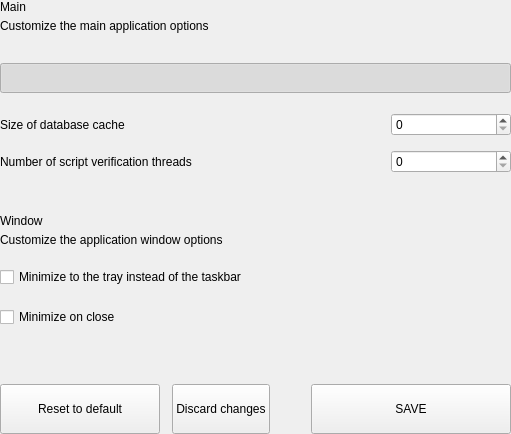
Qt form src/qt/pivx/settings/forms/settingsmainoptionswidget.ui (SkynetResearchProject/Skyrcoin) before a commit.
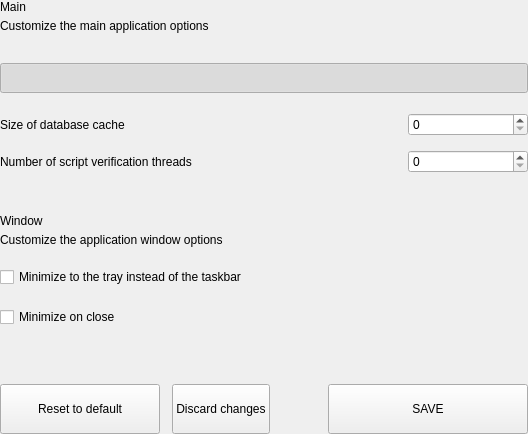
The same form after that commit.

What changed in the file:
```diff
--- a/src/qt/pivx/settings/forms/settingsmainoptionswidget.ui
+++ b/src/qt/pivx/settings/forms/settingsmainoptionswidget.ui
@@ -6,7 +6,7 @@
    <rect>
     <x>0</x>
     <y>0</y>
-    <width>511</width>
+    <width>528</width>
     <height>434</height>
    </rect>
   </property>
@@ -427,6 +427,12 @@
           </item>
           <item>
            <widget class="QPushButton" name="pushButtonSave">
+            <property name="sizePolicy">
+             <sizepolicy hsizetype="Preferred" vsizetype="Fixed">
+              <horstretch>0</horstretch>
+              <verstretch>0</verstretch>
+             </sizepolicy>
+            </property>
             <property name="minimumSize">
              <size>
               <width>200</width>
```
Left out of the diff: 22 changed lines with no effect on the pictures.
